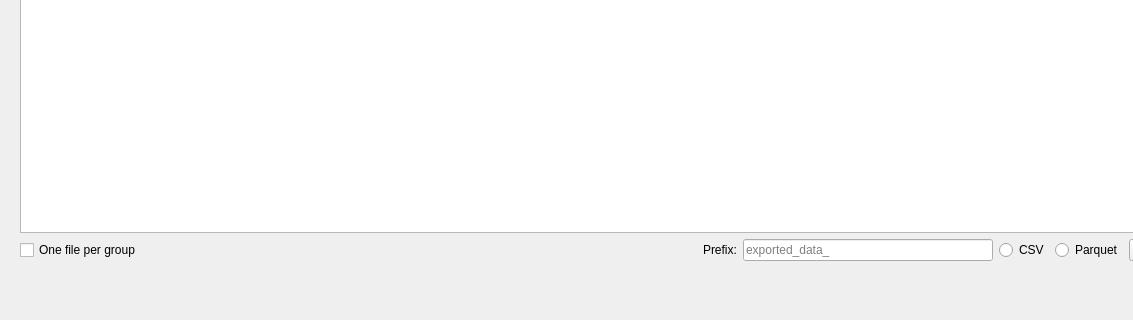
facontidavide/PlotJuggler, file plotjuggler_plugins/ToolboxCSV/toolbox_csv.ui: the form before one commit; both pictures show x 0 to 1133 and y 364 to 684 of the 1229 by 684 pixel window.
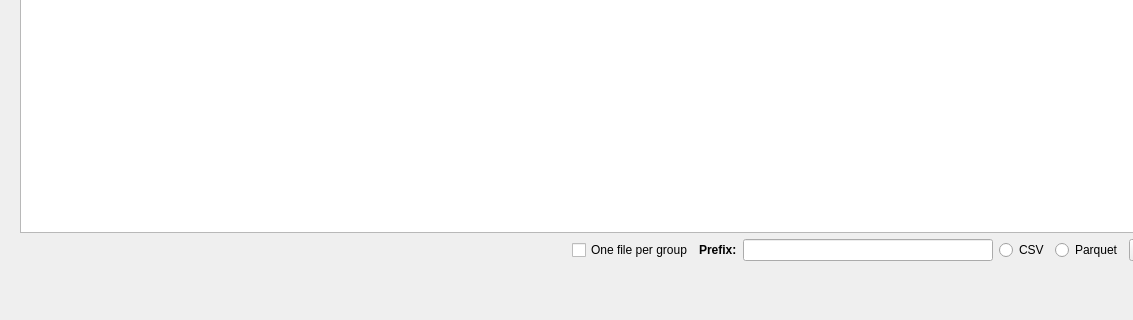
The form after the commit. Custom widgets are drawn as their Qt base class.

Commit message:
Simplify and clean up ToolboxCSV export code
Move getAbsoluteTimeRange to ToolBoxUI (where time state lives), return
PJ::Range instead of out-params. Hoist guard clauses into serializeTable,
remove unused accessors, strip group prefix from column names in
multi-file mode, and rename all single-character variables for clarity.

What changed in the file:
```diff
--- a/plotjuggler_plugins/ToolboxCSV/toolbox_csv.ui
+++ b/plotjuggler_plugins/ToolboxCSV/toolbox_csv.ui
@@ -207,18 +207,6 @@
         </item>
         <item>
          <layout class="QHBoxLayout" name="botMainLayout">
-          <item>
-           <widget class="QCheckBox" name="checkBoxMultifile">
-            <property name="toolTip">
-             <string>If enabled, one CSV file per topic will be created.
-The selected path must be a folder.
-</string>
-            </property>
-            <property name="text">
-             <string>One file per group</string>
-            </property>
-           </widget>
-          </item>
           <item>
            <spacer name="horizontalSpacer">
             <property name="orientation">
@@ -232,8 +220,26 @@
             </property>
            </spacer>
           </item>
+          <item>
+           <widget class="QCheckBox" name="checkBoxMultifile">
+            <property name="toolTip">
+             <string>If enabled, one CSV file per topic will be created.
+The selected path must be a folder.
+</string>
+            </property>
+            <property name="text">
+             <string>One file per group</string>
+            </property>
+           </widget>
+          </item>
           <item>
            <widget class="QLabel" name="labelPrefix">
+            <property name="font">
+             <font>
+              <weight>75</weight>
+              <bold>true</bold>
+             </font>
+            </property>
             <property name="text">
              <string>Prefix:</string>
             </property>
@@ -251,7 +257,7 @@
              <string/>
             </property>
             <property name="placeholderText">
-             <string>exported_data_</string>
+             <string/>
             </property>
            </widget>
           </item>
```
The commit also changes 4 other files.
